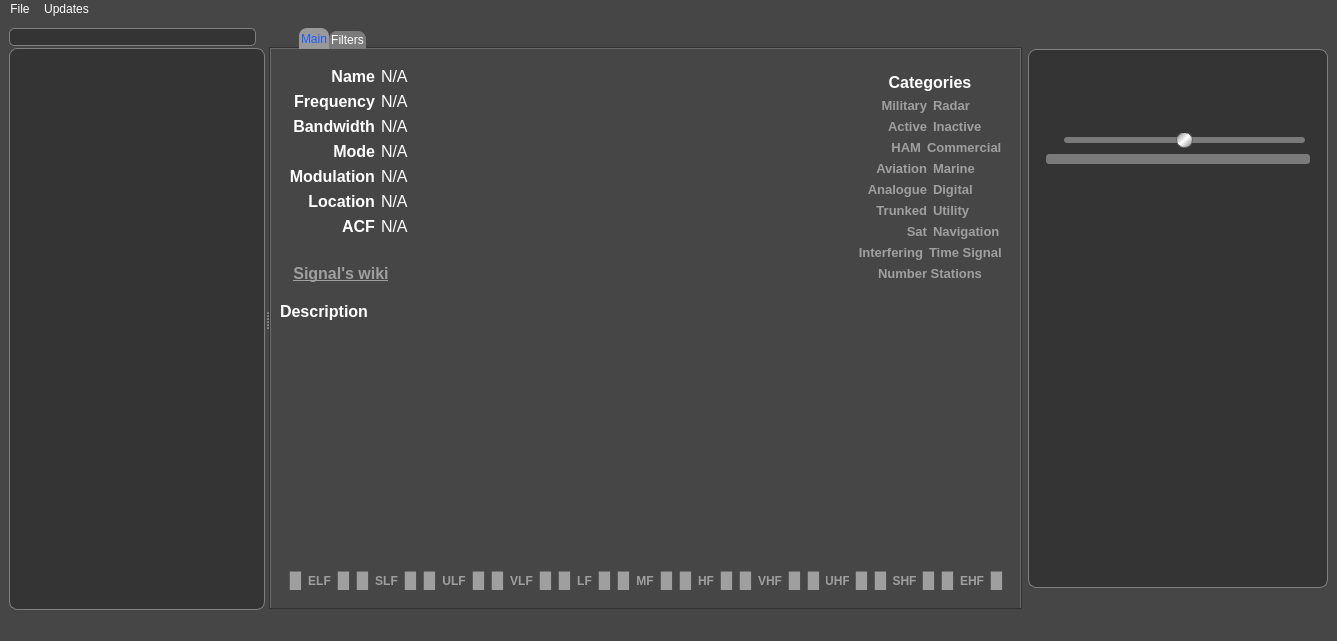
Old version of the form main_window.ui in the repository vbrizgamnk/Artemis.
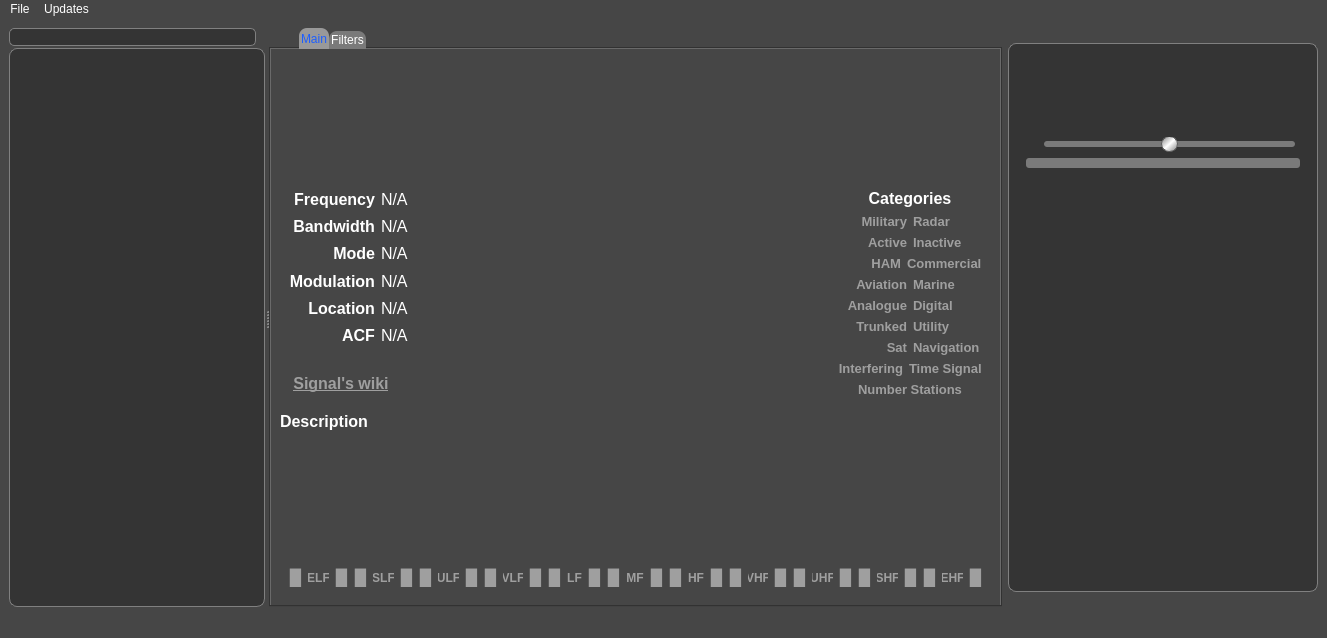
New version of the form. Icons and pictures are not drawn.

Commit message: Bigger signal name and better layout

Diff of the .ui file:
```diff
--- a/main_window.ui
+++ b/main_window.ui
@@ -6,8 +6,8 @@
    <rect>
     <x>0</x>
     <y>0</y>
-    <width>1337</width>
-    <height>641</height>
+    <width>1327</width>
+    <height>638</height>
    </rect>
   </property>
   <property name="sizePolicy">
@@ -124,6 +124,12 @@
 
 QToolTip {
 	color: #000000;
+}
+
+QTextBrowser {
+	background-color: #464646;
+	color: #ffffff;
+	border: 0px;
 }</string>
   </property>
   <widget class="QWidget" name="centralwidget">
@@ -330,12 +336,84 @@
         <attribute name="title">
          <string>Main</string>
         </attribute>
+        <layout class="QVBoxLayout" name="verticalLayout_3">
+         <item>
+          <widget class="QTextBrowser" name="name_lab">
+           <property name="sizePolicy">
+            <sizepolicy hsizetype="Expanding" vsizetype="Maximum">
+             <horstretch>0</horstretch>
+             <verstretch>0</verstretch>
+            </sizepolicy>
+           </property>
+           <property name="font">
+            <font>
+             <pointsize>20</pointsize>
+             <weight>75</weight>
+             <bold>true</bold>
+            </font>
+           </property>
+           <property name="frameShape">
+            <enum>QFrame::NoFrame</enum>
+           </property>
+           <property name="verticalScrollBarPolicy">
+            <enum>Qt::ScrollBarAlwaysOff</enum>
+           </property>
+           <property name="horizontalScrollBarPolicy">
+            <enum>Qt::ScrollBarAlwaysOff</enum>
+           </property>
+           <property name="html">
+            <string>&lt;!DOCTYPE HTML PUBLIC &quot;-//W3C//DTD HTML 4.0//EN&quot; &quot;http://www.w3.org/TR/REC-html40/strict.dtd&quot;&gt;
+&lt;html&gt;&lt;head&gt;&lt;meta name=&quot;qrichtext&quot; content=&quot;1&quot; /&gt;&lt;style type=&quot;text/css&quot;&gt;
+p, li { white-space: pre-wrap; }
+&lt;/style&gt;&lt;/head&gt;&lt;body style=&quot; font-family:'MS Shell Dlg 2'; font-size:20pt; font-weight:600; font-style:normal;&quot;&gt;
+&lt;p style=&quot;-qt-paragraph-type:empty; margin-top:0px; margin-bottom:0px; margin-left:0px; margin-right:0px; -qt-block-indent:0; text-indent:0px; font-size:15pt;&quot;&gt;&lt;br /&gt;&lt;/p&gt;
+&lt;p style=&quot;-qt-paragraph-type:empty; margin-top:0px; margin-bottom:0px; margin-left:0px; margin-right:0px; -qt-block-indent:0; text-indent:0px; font-size:15pt;&quot;&gt;&lt;br /&gt;&lt;/p&gt;&lt;/body&gt;&lt;/html&gt;</string>
+           </property>
+          </widget>
+         </item>
+         <item>
         <layout class="QGridLayout" name="gridLayout_2">
          <item row="0" column="0">
           <widget class="QWidget" name="widget_5" native="true">
            <layout class="QGridLayout" name="gridLayout_4">
-            <item row="0" column="0">
-             <widget class="QLabel" name="label_2">
+              <item row="5" column="1">
+               <widget class="QLabel" name="acf_lab">
+                <property name="sizePolicy">
+                 <sizepolicy hsizetype="Expanding" vsizetype="Preferred">
+                  <horstretch>0</horstretch>
+                  <verstretch>0</verstretch>
+                 </sizepolicy>
+                </property>
+                <property name="font">
+                 <font>
+                  <pointsize>12</pointsize>
+                 </font>
+                </property>
+                <property name="text">
+                 <string>N/A</string>
+                </property>
+               </widget>
+              </item>
+              <item row="0" column="1">
+               <widget class="QLabel" name="freq_lab">
+                <property name="sizePolicy">
+                 <sizepolicy hsizetype="Expanding" vsizetype="Preferred">
+                  <horstretch>0</horstretch>
+                  <verstretch>0</verstretch>
+                 </sizepolicy>
+                </property>
+                <property name="font">
+                 <font>
+                  <pointsize>12</pointsize>
+                 </font>
+                </property>
+                <property name="text">
+                 <string>N/A</string>
+                </property>
+               </widget>
+              </item>
+              <item row="2" column="0">
+               <widget class="QLabel" name="label_5">
               <property name="sizePolicy">
                <sizepolicy hsizetype="Minimum" vsizetype="Preferred">
                 <horstretch>0</horstretch>
@@ -356,15 +434,15 @@
                </font>
               </property>
               <property name="text">
-               <string>Name</string>
+                 <string>Mode</string>
               </property>
               <property name="alignment">
                <set>Qt::AlignRight|Qt::AlignTrailing|Qt::AlignVCenter</set>
               </property>
              </widget>
             </item>
-            <item row="0" column="1">
-             <widget class="QLabel" name="name_lab">
+              <item row="2" column="1">
+               <widget class="QLabel" name="mode_lab">
               <property name="sizePolicy">
                <sizepolicy hsizetype="Expanding" vsizetype="Preferred">
                 <horstretch>0</horstretch>
@@ -379,12 +457,27 @@
               <property name="text">
                <string>N/A</string>
               </property>
-              <property name="wordWrap">
-               <bool>false</bool>
-              </property>
-             </widget>
-            </item>
-            <item row="1" column="0">
+               </widget>
+              </item>
+              <item row="3" column="1">
+               <widget class="QLabel" name="modul_lab">
+                <property name="sizePolicy">
+                 <sizepolicy hsizetype="Expanding" vsizetype="Preferred">
+                  <horstretch>0</horstretch>
+                  <verstretch>0</verstretch>
+                 </sizepolicy>
+                </property>
+                <property name="font">
+                 <font>
+                  <pointsize>12</pointsize>
+                 </font>
+                </property>
+                <property name="text">
+                 <string>N/A</string>
+                </property>
+               </widget>
+              </item>
+              <item row="0" column="0">
              <widget class="QLabel" name="label_3">
               <property name="sizePolicy">
                <sizepolicy hsizetype="Minimum" vsizetype="Preferred">
@@ -414,53 +507,6 @@
              </widget>
             </item>
             <item row="1" column="1">
-             <widget class="QLabel" name="freq_lab">
-              <property name="sizePolicy">
-               <sizepolicy hsizetype="Expanding" vsizetype="Preferred">
-                <horstretch>0</horstretch>
-                <verstretch>0</verstretch>
-               </sizepolicy>
-              </property>
-              <property name="font">
-               <font>
-                <pointsize>12</pointsize>
-               </font>
-              </property>
-              <property name="text">
-               <string>N/A</string>
-              </property>
-             </widget>
-            </item>
-            <item row="2" column="0">
-             <widget class="QLabel" name="label_4">
-              <property name="sizePolicy">
-               <sizepolicy hsizetype="Minimum" vsizetype="Preferred">
-                <horstretch>0</horstretch>
-                <verstretch>0</verstretch>
-               </sizepolicy>
-              </property>
-              <property name="minimumSize">
-               <size>
-                <width>0</width>
-                <height>0</height>
-               </size>
-              </property>
-              <property name="font">
-               <font>
-                <pointsize>12</pointsize>
-                <weight>75</weight>
-                <bold>true</bold>
-               </font>
-              </property>
-              <property name="text">
-               <string>Bandwidth</string>
-              </property>
-              <property name="alignment">
-               <set>Qt::AlignRight|Qt::AlignTrailing|Qt::AlignVCenter</set>
-              </property>
-             </widget>
-            </item>
-            <item row="2" column="1">
              <widget class="QLabel" name="band_lab">
               <property name="sizePolicy">
                <sizepolicy hsizetype="Expanding" vsizetype="Preferred">
@@ -479,53 +525,6 @@
              </widget>
             </item>
             <item row="3" column="0">
-             <widget class="QLabel" name="label_5">
-              <property name="sizePolicy">
-               <sizepolicy hsizetype="Minimum" vsizetype="Preferred">
-                <horstretch>0</horstretch>
-                <verstretch>0</verstretch>
-               </sizepolicy>
-              </property>
-              <property name="minimumSize">
-               <size>
-                <width>0</width>
-                <height>0</height>
-               </size>
-              </property>
-              <property name="font">
-               <font>
-                <pointsize>12</pointsize>
-                <weight>75</weight>
-                <bold>true</bold>
-               </font>
-              </property>
-              <property name="text">
-               <string>Mode</string>
-              </property>
-              <property name="alignment">
-               <set>Qt::AlignRight|Qt::AlignTrailing|Qt::AlignVCenter</set>
-              </property>
-             </widget>
-            </item>
-            <item row="3" column="1">
-             <widget class="QLabel" name="mode_lab">
-              <property name="sizePolicy">
-               <sizepolicy hsizetype="Expanding" vsizetype="Preferred">
-                <horstretch>0</horstretch>
-                <verstretch>0</verstretch>
-               </sizepolicy>
-              </property>
-              <property name="font">
-               <font>
-                <pointsize>12</pointsize>
-               </font>
-              </property>
-              <property name="text">
-               <string>N/A</string>
-              </property>
-             </widget>
-            </item>
-            <item row="4" column="0">
              <widget class="QLabel" name="label_6">
               <property name="sizePolicy">
                <sizepolicy hsizetype="Minimum" vsizetype="Preferred">
@@ -554,25 +553,7 @@
               </property>
              </widget>
             </item>
-            <item row="4" column="1">
-             <widget class="QLabel" name="modul_lab">
-              <property name="sizePolicy">
-               <sizepolicy hsizetype="Expanding" vsizetype="Preferred">
-                <horstretch>0</horstretch>
-                <verstretch>0</verstretch>
-               </sizepolicy>
-              </property>
-              <property name="font">
-               <font>
-                <pointsize>12</pointsize>
-               </font>
-              </property>
-              <property name="text">
-               <string>N/A</string>
-              </property>
-             </widget>
-            </item>
-            <item row="5" column="0">
+              <item row="4" column="0">
              <widget class="QLabel" name="label_7">
               <property name="sizePolicy">
                <sizepolicy hsizetype="Minimum" vsizetype="Preferred">
@@ -601,7 +582,7 @@
               </property>
              </widget>
             </item>
-            <item row="5" column="1">
+              <item row="4" column="1">
              <widget class="QLabel" name="loc_lab">
               <property name="sizePolicy">
                <sizepolicy hsizetype="Expanding" vsizetype="Preferred">
@@ -619,7 +600,36 @@
               </property>
              </widget>
             </item>
-            <item row="6" column="0">
+              <item row="1" column="0">
+               <widget class="QLabel" name="label_4">
+                <property name="sizePolicy">
+                 <sizepolicy hsizetype="Minimum" vsizetype="Preferred">
+                  <horstretch>0</horstretch>
+                  <verstretch>0</verstretch>
+                 </sizepolicy>
+                </property>
+                <property name="minimumSize">
+                 <size>
+                  <width>0</width>
+                  <height>0</height>
+                 </size>
+                </property>
+                <property name="font">
+                 <font>
+                  <pointsize>12</pointsize>
+                  <weight>75</weight>
+                  <bold>true</bold>
+                 </font>
+                </property>
+                <property name="text">
+                 <string>Bandwidth</string>
+                </property>
+                <property name="alignment">
+                 <set>Qt::AlignRight|Qt::AlignTrailing|Qt::AlignVCenter</set>
+                </property>
+               </widget>
+              </item>
+              <item row="5" column="0">
              <widget class="QLabel" name="label_8">
               <property name="sizePolicy">
                <sizepolicy hsizetype="Minimum" vsizetype="Preferred">
@@ -648,24 +658,6 @@
               </property>
              </widget>
             </item>
-            <item row="6" column="1">
-             <widget class="QLabel" name="acf_lab">
-              <property name="sizePolicy">
-               <sizepolicy hsizetype="Expanding" vsizetype="Preferred">
-                <horstretch>0</horstretch>
-                <verstretch>0</verstretch>
-               </sizepolicy>
-              </property>
-              <property name="font">
-               <font>
-                <pointsize>12</pointsize>
-               </font>
-              </property>
-              <property name="text">
-               <string>N/A</string>
-              </property>
-             </widget>
-            </item>
            </layout>
           </widget>
          </item>
@@ -1181,7 +1173,7 @@
          <item row="1" column="0">
           <widget class="QWidget" name="widget_4" native="true">
            <property name="sizePolicy">
-            <sizepolicy hsizetype="Fixed" vsizetype="Preferred">
+              <sizepolicy hsizetype="Fixed" vsizetype="Fixed">
              <horstretch>0</horstretch>
              <verstretch>0</verstretch>
             </sizepolicy>
@@ -1223,7 +1215,9 @@
            </layout>
           </widget>
          </item>
-         <item row="2" column="0">
+          </layout>
+         </item>
+         <item>
           <widget class="QLabel" name="label_9">
            <property name="sizePolicy">
             <sizepolicy hsizetype="Fixed" vsizetype="Preferred">
@@ -1246,7 +1240,29 @@
            </property>
           </widget>
          </item>
-         <item row="4" column="0" colspan="2">
+         <item>
+          <widget class="QTextBrowser" name="description_text">
+           <property name="font">
+            <font>
+             <pointsize>11</pointsize>
+            </font>
+           </property>
+           <property name="styleSheet">
+            <string notr="true">border: 0px;
+/*border-radius: 8px;*/</string>
+           </property>
+           <property name="verticalScrollBarPolicy">
+            <enum>Qt::ScrollBarAsNeeded</enum>
+           </property>
+           <property name="horizontalScrollBarPolicy">
+            <enum>Qt::ScrollBarAsNeeded</enum>
+           </property>
+           <property name="readOnly">
+            <bool>true</bool>
+           </property>
+          </widget>
+         </item>
+         <item>
           <widget class="QWidget" name="widget_6" native="true">
            <property name="toolTip">
             <string>Frequency bands</string>
@@ -1884,28 +1900,6 @@
            </layout>
           </widget>
          </item>
-         <item row="3" column="0" colspan="2">
-          <widget class="QTextBrowser" name="description_text">
-           <property name="font">
-            <font>
-             <pointsize>11</pointsize>
-            </font>
-           </property>
-           <property name="styleSheet">
-            <string notr="true">border: 0px;
-/*border-radius: 8px;*/</string>
-           </property>
-           <property name="verticalScrollBarPolicy">
-            <enum>Qt::ScrollBarAsNeeded</enum>
-           </property>
-           <property name="horizontalScrollBarPolicy">
-            <enum>Qt::ScrollBarAsNeeded</enum>
-           </property>
-           <property name="readOnly">
-            <bool>true</bool>
-           </property>
-          </widget>
-         </item>
         </layout>
        </widget>
        <widget class="QWidget" name="tab_2">
@@ -1926,7 +1920,7 @@
       </property>
       <property name="minimumSize">
        <size>
-        <width>300</width>
+        <width>310</width>
         <height>0</height>
        </size>
       </property>
@@ -2026,8 +2020,8 @@
             </property>
             <property name="minimumSize">
              <size>
-              <width>60</width>
-              <height>60</height>
+              <width>70</width>
+              <height>70</height>
              </size>
             </property>
             <property name="text">
@@ -2051,8 +2045,8 @@
             </property>
             <property name="minimumSize">
              <size>
-              <width>60</width>
-              <height>60</height>
+              <width>70</width>
+              <height>70</height>
              </size>
             </property>
             <property name="text">
@@ -2076,8 +2070,8 @@
             </property>
             <property name="minimumSize">
              <size>
-              <width>60</width>
-              <height>60</height>
+              <width>70</width>
+              <height>70</height>
              </size>
             </property>
             <property name="text">
@@ -2195,7 +2189,7 @@
     <rect>
      <x>0</x>
      <y>0</y>
-     <width>1337</width>
+     <width>1327</width>
      <height>21</height>
     </rect>
    </property>
```
Lines whose indentation alone changed are shown as unchanged. The commit also changes 2 other files.
